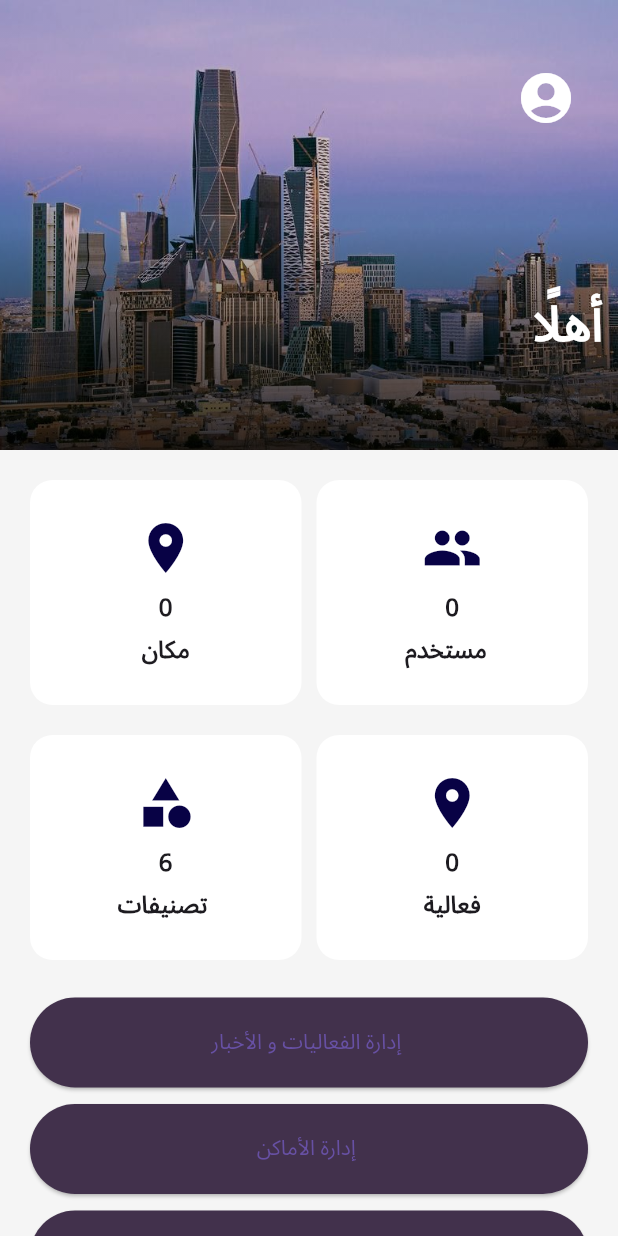
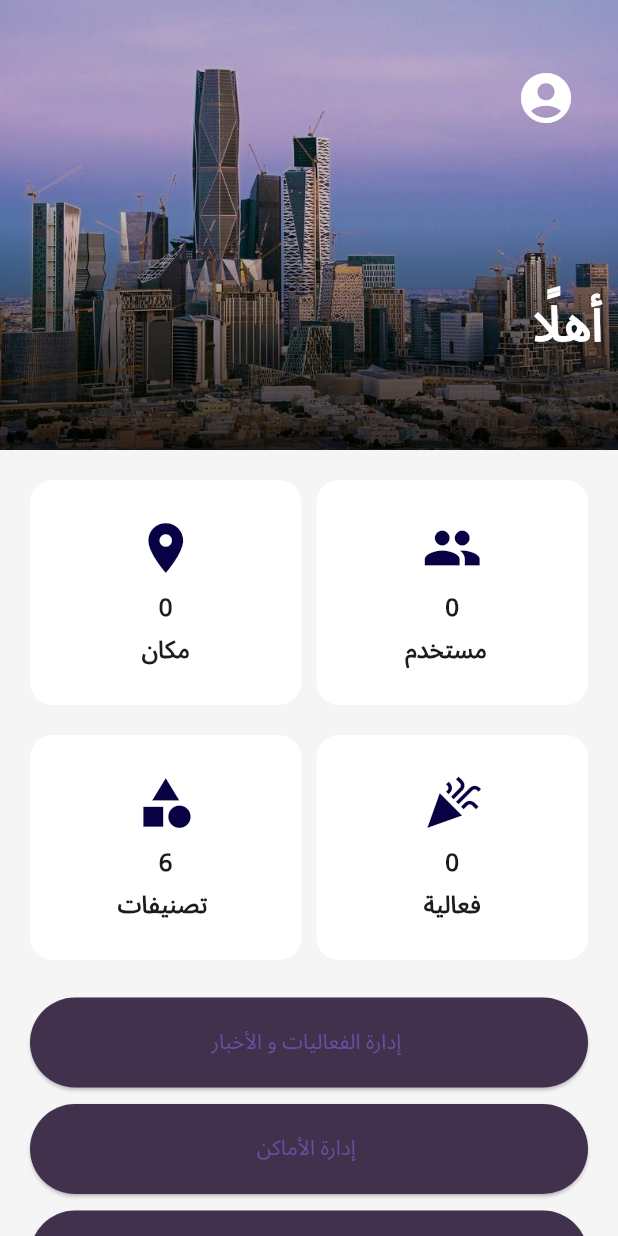
Before and after one commit to DanaAlotay/2023-GP1-9, a Flutter app: the MyAdminHomePage screen opened directly, on a phone screen of 412 x 824 dp. Run offline on Flutter 3.47's test engine with Material 3 defaults, Android fonts, the phone set to English and light mode, and no system bars; our stand-ins replace animate_do, carousel_slider, cloud_firestore, firebase_auth, firebase_core, firebase_storage and 5 more; missing offline and left inert: dart:ffi; accounts and stored records are empty.

Commit message:
celebration icon

```diff
--- a/riyadh_guide-main1/lib/screens/adminHome.dart
+++ b/riyadh_guide-main1/lib/screens/adminHome.dart
@@ -197,7 +197,7 @@ class MyAdminHomePage extends StatelessWidget {
                             return _buildSquare(
                                 text1: '${snapshot.data}',
                                 text2: 'فعالية',
-                                icon: Icons.place);
+                                icon: Icons.celebration);
                             //imagePath: 'lib/icons/location-pin.png');
                           }
                         },
```
